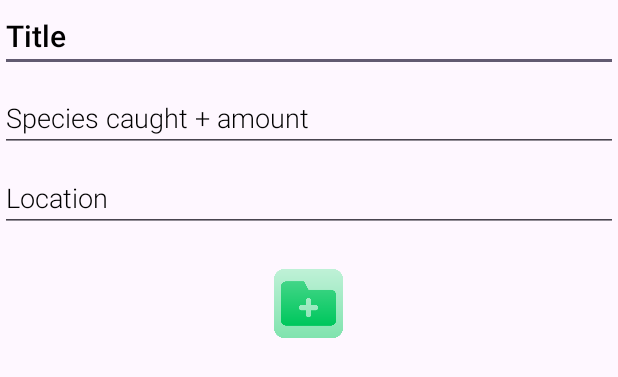
After one commit to ChrisX21/Fishing_App, an Android app: the layout create_post_layout.xml on its own in the app's theme, with its tools: preview values and no code run, on a phone screen of 412 x 824 dp. The commit adds this screen. Shown: the top 377 px of the screen. Run offline under Robolectric (Android 15) with nearby library versions, the phone set to English and light mode, and no system bars.

Commit message:
final changes, fixed sharedPreferences, added db added posts

```diff
--- /dev/null
+++ b/app/src/main/res/layout/create_post_layout.xml
@@ -0,0 +1,46 @@
+<?xml version="1.0" encoding="utf-8"?>
+<LinearLayout xmlns:android="http://schemas.android.com/apk/res/android"
+    android:layout_width="match_parent"
+    android:layout_height="match_parent"
+    android:orientation="vertical"
+    android:id="@+id/createPostFragment">
+
+    <EditText
+        android:id="@+id/titleText"
+        android:fontFamily="sans-serif-light"
+        android:hint="Title"
+        android:textColorHint="@color/black"
+        android:layout_width="match_parent"
+        android:layout_height="wrap_content"
+        android:textSize="20sp"
+        android:textStyle="bold" />
+
+    <EditText
+        android:id="@+id/contentText"
+        android:fontFamily="sans-serif-light"
+        android:hint="Species caught + amount"
+        android:textColorHint="@color/black"
+        android:layout_width="match_parent"
+        android:layout_height="wrap_content"
+        android:textSize="18sp"
+        android:layout_marginTop="8dp" />
+
+    <EditText
+        android:id="@+id/locationText"
+        android:fontFamily="sans-serif-light"
+        android:hint="Location"
+        android:textColorHint="@color/black"
+        android:layout_width="match_parent"
+        android:layout_height="wrap_content"
+        android:textSize="18sp"
+        android:layout_marginTop="8dp" />
+
+    <ImageButton
+        android:layout_width="55dp"
+        android:layout_height="55dp"
+        android:id="@+id/createButton"
+        android:layout_marginTop="20dp"
+        android:layout_gravity="center"
+        android:background="@drawable/create"/>
+
+</LinearLayout>
--- /dev/null
+++ b/app/src/main/res/layout/fragment_posts.xml
@@ -0,0 +1,6 @@
+<androidx.recyclerview.widget.RecyclerView xmlns:android="http://schemas.android.com/apk/res/android"
+    xmlns:app="http://schemas.android.com/apk/res-auto"
+    android:id="@+id/postsRecyclerView"
+    android:layout_width="match_parent"
+    android:layout_height="match_parent"
+    app:layoutManager="androidx.recyclerview.widget.LinearLayoutManager" />
```
Also changed, not shown: app/src/main/java/com/example/fishingapp/Adapter/HolderView.java (+8 -8 lines), app/src/main/java/com/example/fishingapp/Adapter/PostsAdapter.java (added, +47 -0 lines), app/src/main/java/com/example/fishingapp/Adapter/PostsHolderView.java (added, +53 -0 lines), app/src/main/java/com/example/fishingapp/DAO/PostDao.java (+27 -4 lines), app/src/main/java/com/example/fishingapp/Db/db.java (+4 -4 lines), app/src/main/java/com/example/fishingapp/Entity/Post.java (+43 -1 lines), app/src/main/java/com/example/fishingapp/Fragment/CreatePostFragment.java (added, +56 -0 lines), app/src/main/java/com/example/fishingapp/Fragment/PostsFragment.java (added, +35 -0 lines), app/src/main/java/com/example/fishingapp/MainActivity.java (+25 -10 lines), app/src/main/res/layout/activity_main.xml (+10 -0 lines), app/src/main/res/layout/post_layout.xml (added, +42 -0 lines), app/src/main/res/layout/posts_layout.xml (deleted, +0 -8 lines), app/src/main/res/drawable/add.png (added), app/src/main/res/drawable/bin.png (added), 1 more files.
